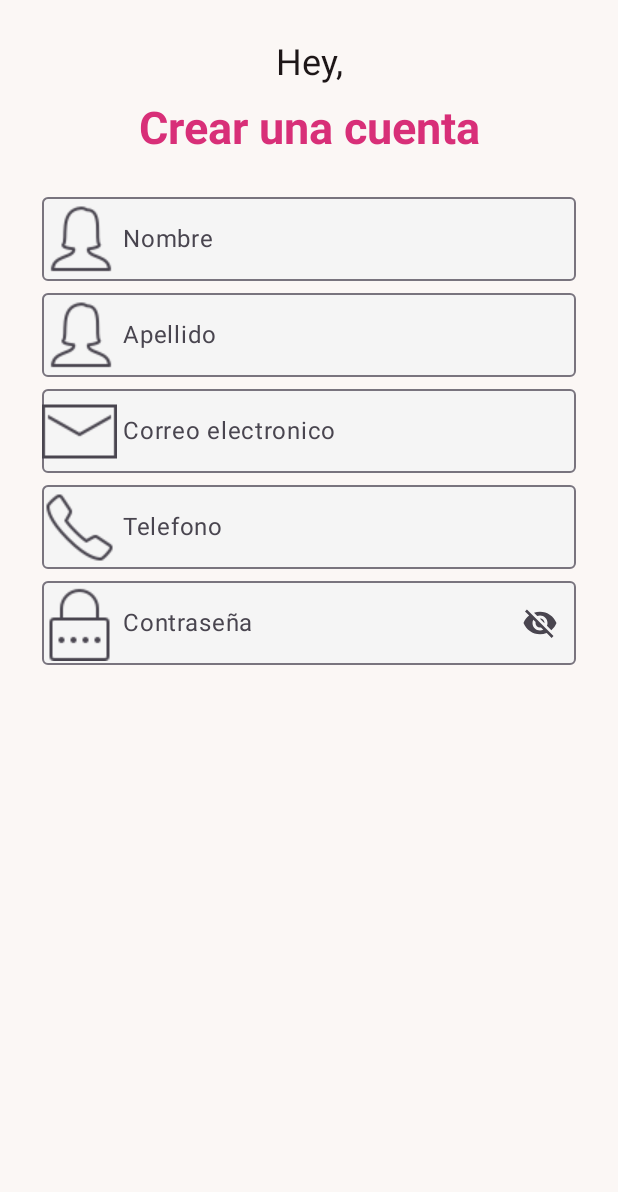
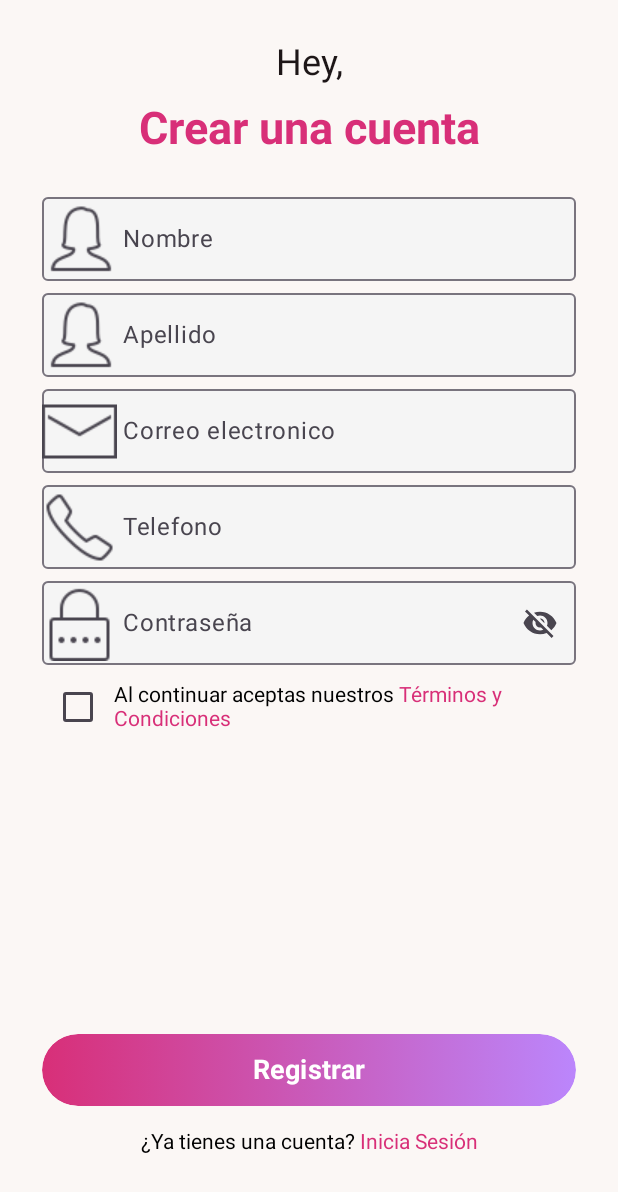
Before and after one commit to rn0x7f/B5, an Android app built with Jetpack Compose: the screen it shows after launch (MainActivity), on a phone screen of 412 x 824 dp. Shown: the top 1192 px of the screen. Run offline under Robolectric (Android 15) with nearby library versions, the light colour scheme and no system bars.

Commit message:
SignUp screen modificaciones
checkbox anadido, texto con link anadido, aun sin funcionalidad

```diff
--- a/app/src/main/java/com/todasbrillamos/view/SignUpScreen.kt
+++ b/app/src/main/java/com/todasbrillamos/view/SignUpScreen.kt
@@ -17,8 +17,11 @@ import androidx.compose.ui.unit.dp
 import com.todasbrillamos.R
 import com.todasbrillamos.view.componentes.CampoPassword
 import com.todasbrillamos.view.componentes.CampoTexto
+import com.todasbrillamos.view.componentes.CheckboxComp
+import com.todasbrillamos.view.componentes.TextoClickeableLogin
 import com.todasbrillamos.view.componentes.TextoNormal
 import com.todasbrillamos.view.componentes.TextoResaltado
+import com.todasbrillamos.view.componentes.boton
 
 @Composable
 fun SignUpScreen(){
@@ -53,10 +56,14 @@ fun SignUpScreen(){
             )
             CampoPassword(
                 labelValue = "Contraseña",
-                painterResource = painterResource (id = R.drawable.pass))
+                painterResource = painterResource (id = R.drawable.pass)
+            )
+            CheckboxComp(value ="Al crear una cuenta, aceptas nuestros términos y condiciones")
 
+            Spacer(modifier = Modifier.height(190.dp))
+            boton(value = "Registrar")
 
-
+            TextoClickeableLogin(value = "")
         }
     }
 }
--- a/app/src/main/java/com/todasbrillamos/view/componentes/AppComponents.kt
+++ b/app/src/main/java/com/todasbrillamos/view/componentes/AppComponents.kt
@@ -2,12 +2,22 @@
 
 package com.todasbrillamos.view.componentes
 
+import androidx.compose.foundation.background
+import androidx.compose.foundation.layout.Box
+import androidx.compose.foundation.layout.PaddingValues
+import androidx.compose.foundation.layout.Row
 import androidx.compose.foundation.layout.fillMaxWidth
+import androidx.compose.foundation.layout.height
 import androidx.compose.foundation.layout.heightIn
+import androidx.compose.foundation.layout.padding
+import androidx.compose.foundation.shape.RoundedCornerShape
+import androidx.compose.foundation.text.ClickableText
 import androidx.compose.foundation.text.KeyboardOptions
 import androidx.compose.material.icons.Icons
 import androidx.compose.material.icons.filled.Visibility
 import androidx.compose.material.icons.filled.VisibilityOff
+import androidx.compose.material3.Button
+import androidx.compose.material3.ButtonDefaults
 import androidx.compose.material3.ExperimentalMaterial3Api
 import androidx.compose.material3.Icon
 import androidx.compose.material3.IconButton
@@ -17,17 +27,23 @@ import androidx.compose.material3.TextFieldDefaults
 import androidx.compose.runtime.Composable
 import androidx.compose.runtime.mutableStateOf
 import androidx.compose.runtime.remember
+import androidx.compose.ui.Alignment
 import androidx.compose.ui.Modifier
+import androidx.compose.ui.graphics.Brush
+import androidx.compose.ui.graphics.Color
 import androidx.compose.ui.graphics.painter.Painter
 import androidx.compose.ui.res.colorResource
 import androidx.compose.ui.res.painterResource
+import androidx.compose.ui.text.SpanStyle
 import androidx.compose.ui.text.TextStyle
+import androidx.compose.ui.text.buildAnnotatedString
 import androidx.compose.ui.text.font.FontStyle
 import androidx.compose.ui.text.font.FontWeight
 import androidx.compose.ui.text.input.KeyboardType
 import androidx.compose.ui.text.input.PasswordVisualTransformation
 import androidx.compose.ui.text.input.VisualTransformation
 import androidx.compose.ui.text.style.TextAlign
+import androidx.compose.ui.text.withStyle
 import androidx.compose.ui.unit.dp
 import androidx.compose.ui.unit.sp
 import com.todasbrillamos.R
@@ -67,6 +83,66 @@ fun TextoResaltado(value:String) {
 
     )
 }
+
+@Composable
+fun TextoClickeable(value: String) {
+    val textoInicial = "Al continuar aceptas nuestros "
+    val TerminosCondiciones = "Términos y Condiciones"
+    val politica = "terminosCondiciones"
+
+    val annString = buildAnnotatedString {
+        append(textoInicial)
+        pushStringAnnotation(tag = politica, annotation = politica) // Añadir la anotación
+        withStyle(style = SpanStyle(color = colorResource(id = R.color.rosaTB))) {
+            append(TerminosCondiciones) // Aplicar estilo al texto
+        }
+        pop() // Cerrar la anotación
+    }
+
+    ClickableText(
+        text = annString,
+        onClick = { offset ->
+            annString.getStringAnnotations(tag = politica, start = offset, end = offset)
+                .firstOrNull()?.let {
+                    // Aquí podrías manejar el clic para abrir los términos y condiciones
+                }
+        }
+    )
+}
+
+@Composable
+fun TextoClickeableLogin(value: String) {
+    val textoInicial = "¿Ya tienes una cuenta? "
+    val sesion = "Inicia Sesión"
+    val login = "login"
+
+    val annString = buildAnnotatedString {
+        append(textoInicial)
+        pushStringAnnotation(tag = login, annotation = login) // Añadir la anotación
+        withStyle(style = SpanStyle(color = colorResource(id = R.color.rosaTB))) {
+            append(sesion) // Aplicar estilo al texto
+        }
+        pop() // Cerrar la anotación
+    }
+
+    ClickableText(
+        text = annString,
+        modifier = Modifier
+            .fillMaxWidth() // Rellenar el ancho máximo
+            .padding(16.dp), // Añadir padding
+        style = TextStyle(
+            textAlign = TextAlign.Center // Centrar el texto
+        ),
+        onClick = { offset ->
+            annString.getStringAnnotations(tag = login, start = offset, end = offset)
+                .firstOrNull()?.let {
+                    // Aquí podrías manejar el clic para INICIAR SESIÓN
+                }
+        }
+    )
+}
+
+
 
 @Composable
 fun CampoTexto(labelValue: String, painterResource: Painter) {
@@ -145,3 +221,58 @@ fun CampoPassword(labelValue: String, painterResource: Painter) {
             PasswordVisualTransformation()
     )
 }
+
+@Composable
+fun CheckboxComp(value: String) {
+    Row(
+        modifier = Modifier
+            .fillMaxWidth()
+            .heightIn(56.dp),
+        verticalAlignment = Alignment.CenterVertically,
+    ) {
+        val checkedState = remember {
+            mutableStateOf(false)
+        }
+        androidx.compose.material3.Checkbox(
+            checked = checkedState.value,
+            onCheckedChange = {
+                checkedState.value = it
+            }
+        )
+        TextoClickeable(value = value)
+    }
+}
+
+@Composable
+fun boton(value: String) {
+    Button(
+        onClick = { /*TODO*/ },
+        modifier = Modifier
+            .fillMaxWidth()
+            .height(48.dp),
+        contentPadding = PaddingValues(),
+        colors = ButtonDefaults.buttonColors(Color.Transparent)
+    ) {
+        Box(
+            modifier = Modifier
+                .fillMaxWidth()
+                .height(48.dp)
+                .background(
+                    brush = Brush.horizontalGradient(
+                        listOf(
+                            colorResource(id = R.color.rosaTB), // Asegúrate de definir estos colores
+                            colorResource(id = R.color.purple_200)
+                        )
+                    ),
+                    shape = RoundedCornerShape(50.dp)
+                ),
+            contentAlignment = Alignment.Center
+        ) {
+            Text(
+                text = value,
+                fontSize = 18.sp, // Cambiado a sp
+                fontWeight = FontWeight.Bold
+            )
+        }
+    }
+}
```
Also changed, not shown: 84 other files.
